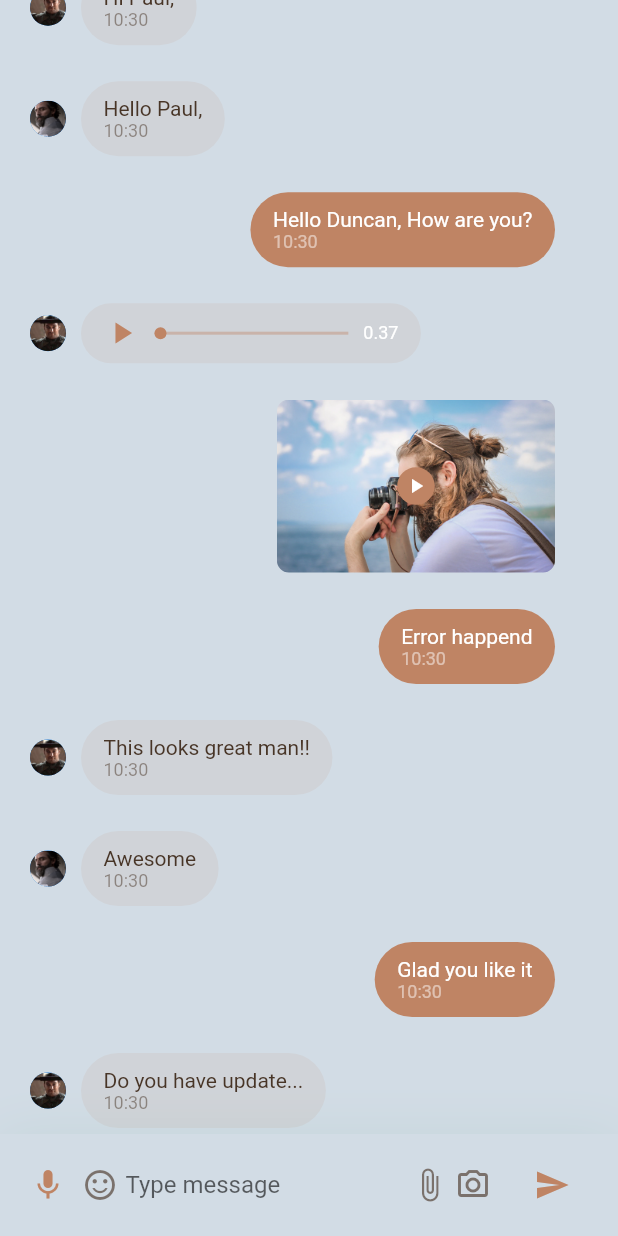
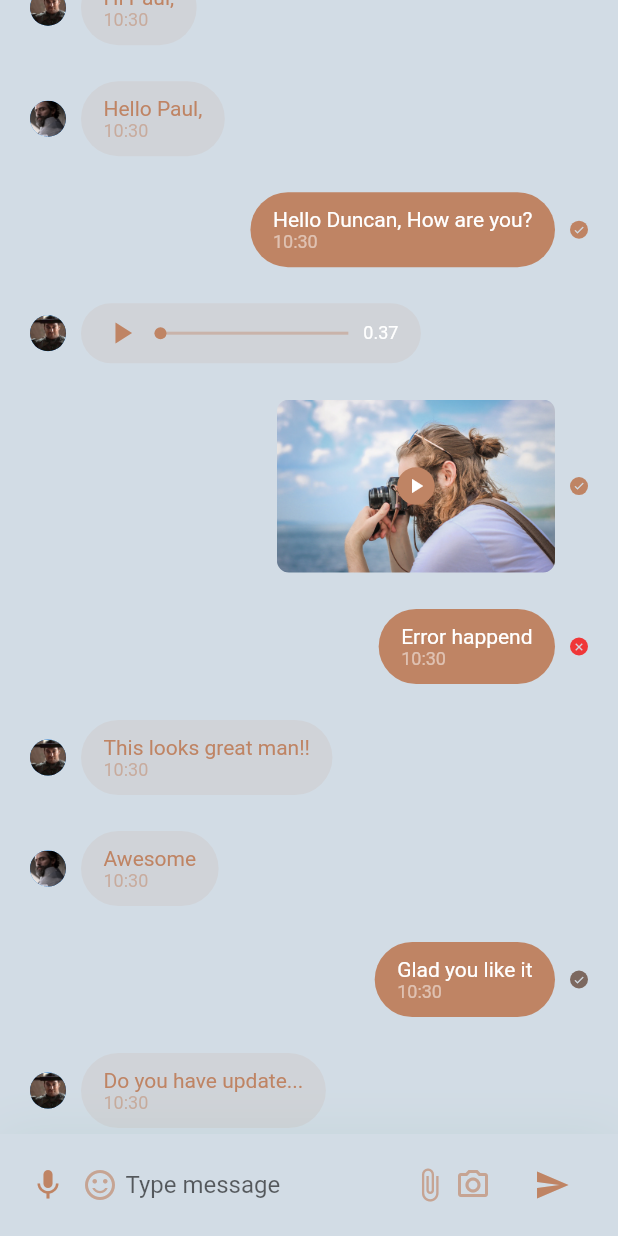
Before and after one commit to zahradjan/chat-application, a Flutter app: the GroupChatBody screen opened directly with sample values from the repository, on a phone screen of 412 x 824 dp. Run offline on Flutter 3.47's test engine with Material 2 defaults, Android fonts, the light colour scheme and no system bars; our stand-ins replace google_fonts, loggy; missing offline and left inert: flutter_loggy.

Commit message:
Message status, readme updated

```diff
--- a/lib/messages/components/message.dart
+++ b/lib/messages/components/message.dart
@@ -4,6 +4,7 @@ import 'package:Decentio/messages/components/video_message.dart';
 import 'package:Decentio/models/chatMessage/ChatMessage.dart';
 import 'package:Decentio/models/chatUser/ChatUser.dart';
 import 'package:flutter/material.dart';
+import 'package:loggy/loggy.dart';
 
 import '../../../constants.dart';
 
@@ -63,7 +64,8 @@ class MessageStatusDot extends StatelessWidget {
         case MessageStatus.not_sent:
           return ErrorColor;
         case MessageStatus.not_view:
-          return Theme.of(context).textTheme.bodyText1!.color!.withOpacity(0.1);
+          return SecondaryColor;
+        // return Theme.of(context).textTheme.bodyText1!.color!.withOpacity(0.1);
         case MessageStatus.viewed:
           return PrimaryColor;
         default:
@@ -76,7 +78,7 @@ class MessageStatusDot extends StatelessWidget {
       height: 12,
       width: 12,
       decoration: BoxDecoration(
-        // color: dotColor(status!),
+        color: dotColor(status!),
         shape: BoxShape.circle,
       ),
       child: Icon(
--- a/lib/theme.dart
+++ b/lib/theme.dart
@@ -13,7 +13,7 @@ ThemeData lightThemeData(BuildContext context) {
           textStyle:
               TextStyle(fontSize: 24, color: TextLightThemePrimaryColor)),
       bodyText1: GoogleFonts.getFont("Atkinson Hyperlegible",
-          textStyle: TextStyle(color: TextLightThemePrimaryColor)),
+          textStyle: TextStyle(color: PrimaryColor)),
     ),
     colorScheme: ColorScheme.light(
       primary: PrimaryColor,
@@ -48,7 +48,7 @@ ThemeData darkThemeData(BuildContext context) {
       headline1: GoogleFonts.getFont("Atkinson Hyperlegible",
           textStyle: TextStyle(fontSize: 24, color: TextDarkThemePrimaryColor)),
       bodyText1: GoogleFonts.getFont("Atkinson Hyperlegible",
-          textStyle: TextStyle(color: TextDarkThemePrimaryColor)),
+          textStyle: TextStyle(color: Colors.white)),
     ),
     colorScheme: ColorScheme.dark().copyWith(
       primary: PrimaryColorDark,
```
Also changed, not shown: assets/images/Decentio Chats  Screen Dark.PNG (added), assets/images/Decentio Chats Screen.PNG (added), assets/images/Decentio Readme .png (added), assets/images/Decentio Readme Dark.png (added), assets/images/Decentio Welcome Screen Dark.PNG (added), assets/images/Decentio Welcome Screen.PNG (added), 1 other file.
